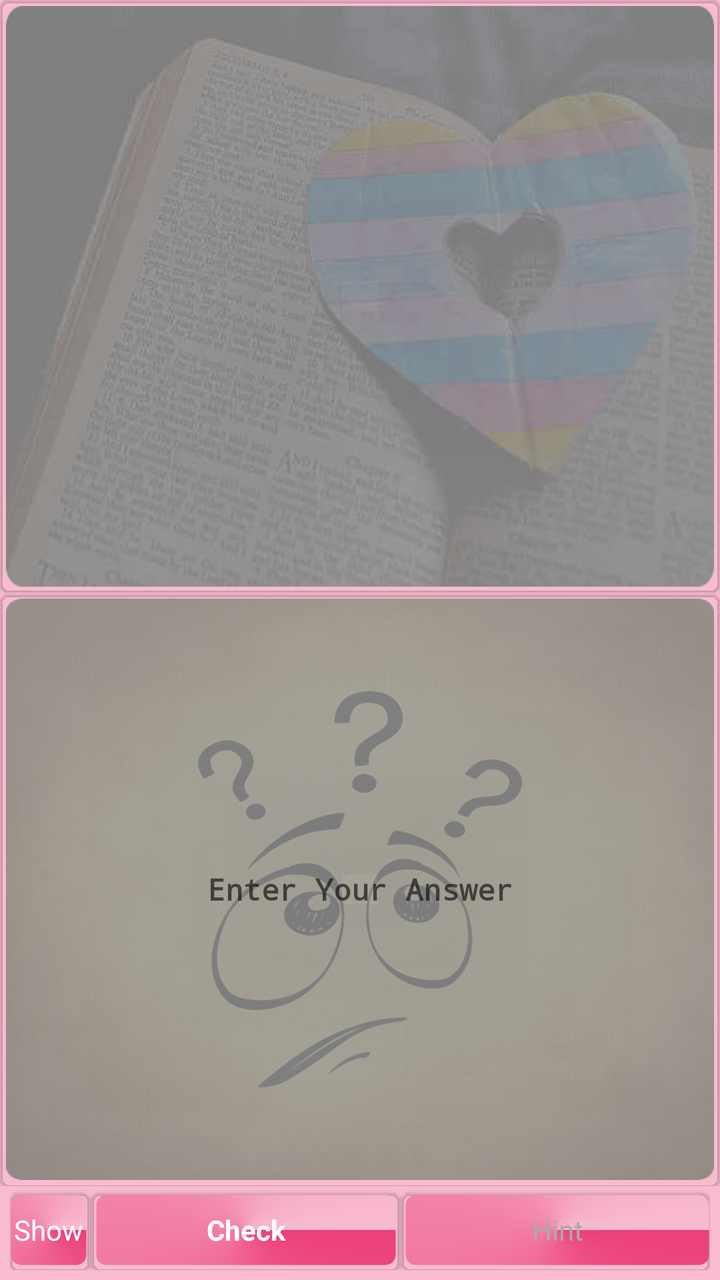
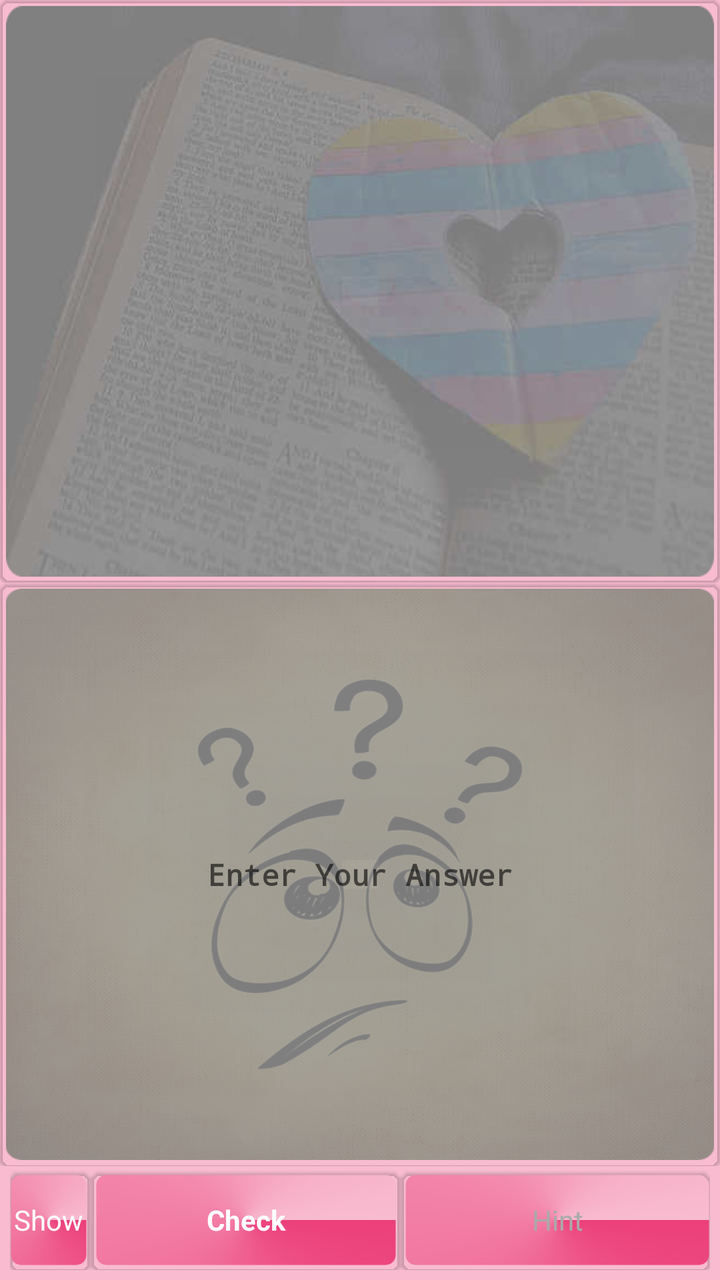

Before-and-after screenshots of an Android layout around one commit, followed by the original layout XML and the change that was made.
<!-- AndroidManifest.xml: application theme MyMaterialTheme -->
<!-- res/layout/content_test.xml -->
<?xml version="1.0" encoding="utf-8"?>
<RelativeLayout
    xmlns:android="http://schemas.android.com/apk/res/android"
    xmlns:android.support.v7.cardview="http://schemas.android.com/apk/res-auto"
    xmlns:tools="http://schemas.android.com/tools"
    xmlns:app="http://schemas.android.com/apk/res-auto"
    android:layout_width="match_parent"
    android:layout_height="match_parent"
    app:layout_behavior="@string/appbar_scrolling_view_behavior"
    tools:context="com.ahmedsameha1.studyvocabulary.TestActivity"
    tools:showIn="@layout/app_bar_test">

    <LinearLayout
        android:id="@+id/container"
        android:layout_width="match_parent"
        android:layout_height="match_parent"
        android:orientation="vertical"
        android:weightSum="2">

        <LinearLayout
            android:id="@+id/question_linearlayout"
            android:layout_width="match_parent"
            android:layout_height="0dp"
            android:layout_margin="0dp"
            android:layout_weight="1"
            android:background="@drawable/show_question_background"
            android:padding="0dp">

            <android.support.v7.widget.CardView
                android:layout_width="match_parent"
                android:layout_height="match_parent"
                android.support.v7.cardview:cardBackgroundColor="@android:color/transparent"
                android.support.v7.cardview:cardCornerRadius="5dp"
                android.support.v7.cardview:cardElevation="1dp">

                <TextView
                    android:id="@+id/display_question"
                    android:layout_width="match_parent"
                    android:layout_height="match_parent"
                    android:background="@drawable/text_bordered_transperant"
                    android:gravity="center"
                    android:minLines="1"
                    android:padding="5dp"
                    android:scrollbarAlwaysDrawVerticalTrack="true"
                    android:scrollbars="vertical"
                    android:textColor="#FFFFFF"

                    android:textSize="15sp"
                    android:textStyle="bold"
                    android:typeface="monospace" />
            </android.support.v7.widget.CardView>
        </LinearLayout>

        <LinearLayout
            android:id="@+id/result"
            android:layout_width="match_parent"
            android:layout_height="0dp"
            android:layout_margin="0dp"
            android:layout_weight="1"
            android:background="@drawable/enter_answer_background"
            android:padding="0dp">

            <android.support.v7.widget.CardView
                android:layout_width="match_parent"
                android:layout_height="match_parent"
                android.support.v7.cardview:cardBackgroundColor="@android:color/transparent"
                android.support.v7.cardview:cardCornerRadius="5dp"
                android.support.v7.cardview:cardElevation="1dp">

                <EditText
                    android:id="@+id/enter_answer"
                    android:layout_width="match_parent"
                    android:layout_height="match_parent"
                    android:layout_gravity="center"
                    android:background="@drawable/text_bordered_transperant"
                    android:enabled="true"
                    android:gravity="center"
                    android:hint="@string/enter_your_answer"
                    android:imeOptions="flagNoExtractUi"
                    android:inputType="textNoSuggestions|textMultiLine"
                    android:minLines="1"
                    android:padding="5dp"
                    android:scrollbarAlwaysDrawVerticalTrack="true"
                    android:textColor="#FFFFFF"

                    android:textSize="15sp"
                    android:textStyle="bold"
                    android:typeface="monospace" />
            </android.support.v7.widget.CardView>
        </LinearLayout>

        <LinearLayout
            android:layout_width="match_parent"
            android:layout_height="40dp"
            android:layout_marginBottom="5dp"
            android:layout_marginLeft="5dp"
            android:layout_marginRight="5dp"
            android:layout_marginTop="2dp">

            <android.support.v7.widget.CardView
                android:layout_width="wrap_content"
                android:layout_height="match_parent"
                android:layout_weight="0"
                android.support.v7.cardview:cardBackgroundColor="@android:color/transparent"
                android.support.v7.cardview:cardCornerRadius="5dp"
                android.support.v7.cardview:cardElevation="1dp">

                <TextView
                    android:id="@+id/show_actionbar"
                    android:layout_width="match_parent"
                    android:layout_height="match_parent"
                    android:layout_marginBottom="2dp"
                    android:layout_marginRight="2dp"
                    android:layout_marginTop="2dp"
                    android:layout_weight="1"
                    android:background="@drawable/text_bordered_colored"
                    android:gravity="center"
                    android:padding="2dp"
                    android:text="@string/show"
                    android:textColor="@android:color/white" />
            </android.support.v7.widget.CardView>

            <android.support.v7.widget.CardView
                android:layout_width="0dp"
                android:layout_height="match_parent"
                android:layout_weight="1"
                android.support.v7.cardview:cardBackgroundColor="@android:color/transparent"
                android.support.v7.cardview:cardCornerRadius="5dp"
                android.support.v7.cardview:cardElevation="1dp">

                <TextView
                    android:id="@+id/check"
                    android:layout_width="match_parent"
                    android:layout_height="match_parent"
                    android:layout_margin="2dp"
                    android:layout_weight="1"
                    android:background="@drawable/text_bordered_colored"
                    android:enabled="true"
                    android:gravity="center"
                    android:padding="2dp"
                    android:text="@string/check"
                    android:textColor="@android:color/white"
                    android:textStyle="bold" />
            </android.support.v7.widget.CardView>

            <android.support.v7.widget.CardView
                android:layout_width="0dp"
                android:layout_height="match_parent"
                android:layout_weight="1"
                android.support.v7.cardview:cardBackgroundColor="@android:color/transparent"
                android.support.v7.cardview:cardCornerRadius="5dp"
                android.support.v7.cardview:cardElevation="1dp">

                <TextView
                    android:id="@+id/next_hint"
                    android:layout_width="match_parent"
                    android:layout_height="match_parent"
                    android:layout_marginBottom="2dp"
                    android:layout_marginLeft="2dp"
                    android:layout_marginTop="2dp"
                    android:layout_weight="1"
                    android:background="@drawable/text_bordered_colored"
                    android:enabled="false"
                    android:gravity="center"
                    android:padding="2dp"
                    android:text="@string/hint"
                    android:textColor="@drawable/textview_enabled_disabled_selector" />
            </android.support.v7.widget.CardView>
        </LinearLayout>

    </LinearLayout>

</RelativeLayout>
<!-- res/layout/app_bar_test.xml (included above) -->
<?xml version="1.0" encoding="utf-8"?>
<android.support.design.widget.CoordinatorLayout xmlns:android="http://schemas.android.com/apk/res/android"
    xmlns:app="http://schemas.android.com/apk/res-auto"
    xmlns:tools="http://schemas.android.com/tools"
    android:layout_width="match_parent"
    android:layout_height="match_parent"
    android:fitsSystemWindows="true">

    <android.support.design.widget.AppBarLayout
        android:layout_width="match_parent"
        android:layout_height="wrap_content"
        android:theme="@style/AppTheme.AppBarOverlay">
        <android.support.v7.widget.Toolbar xmlns:app="http://schemas.android.com/apk/res-auto"
            android:id="@+id/toolbar"
            android:layout_width="fill_parent"
            android:layout_height="?attr/actionBarSize"
            android:background="?attr/colorPrimary"
            android:minHeight="?attr/actionBarSize">

            <LinearLayout
                android:layout_width="match_parent"
                android:layout_height="wrap_content"
                android:weightSum="4">

                <LinearLayout
                    android:layout_width="0dp"
                    android:layout_height="wrap_content"
                    android:layout_weight="3">


                    <TextView
                        android:id="@+id/number_of_questions"
                        android:layout_width="0dp"
                        android:layout_height="wrap_content"
                        android:layout_gravity="center"
                        android:layout_weight="1"
                        android:gravity="center"
                        android:textColor="#ffffff"
                        android:textStyle="bold"/>

                    <TextView
                        android:id="@+id/remaining_question_counter"
                        android:layout_width="0dp"
                        android:layout_height="wrap_content"
                        android:layout_gravity="center"
                        android:layout_weight="1"
                        android:gravity="center"
                        android:textColor="#ffffff"
                        android:textStyle="bold"/>

                    <TextView
                        android:id="@+id/trys"
                        android:layout_width="0dp"
                        android:layout_height="wrap_content"
                        android:layout_gravity="center"
                        android:layout_weight="1"
                        android:gravity="center"
                        android:textColor="#ffffff"
                        android:textStyle="bold"/>

                </LinearLayout>

                <LinearLayout
                    android:layout_width="0dp"
                    android:layout_height="wrap_content"
                    android:layout_weight="1"></LinearLayout>
            </LinearLayout>

        </android.support.v7.widget.Toolbar>
        <View android:layout_width="match_parent"
            android:layout_height="4dp"
            android:background="@drawable/toolbar_drop_shadow"/>
    </android.support.design.widget.AppBarLayout>

    <include layout="@layout/content_test" />

</android.support.design.widget.CoordinatorLayout>
<!-- resources referenced by this layout -->
<resources>
  <!-- drawable enter_answer_background (drawable) -->
  <?xml version="1.0" encoding="utf-8"?>
  <inset xmlns:android="http://schemas.android.com/apk/res/android"
      android:drawable="@drawable/smiley_question_marks_rounded_corners_15_radius"
      android:insetTop="3dp"
      android:insetBottom="3dp"
      android:insetRight="3dp"
      android:insetLeft="3dp"/>
  <!-- drawable show_question_background (drawable) -->
  <?xml version="1.0" encoding="utf-8"?>
  <inset xmlns:android="http://schemas.android.com/apk/res/android"
      android:drawable="@drawable/book_heart_rounded_corners_15_radius"
      android:insetTop="3dp"
      android:insetBottom="3dp"
      android:insetRight="3dp"
      android:insetLeft="3dp"/>
  <!-- drawable text_bordered_colored (drawable) -->
  <shape xmlns:android="http://schemas.android.com/apk/res/android"
  android:thickness="0dp"
  android:shape="rectangle">
  <stroke android:width="1dp"
      android:color="@android:color/transparent"/>
  <corners android:radius="5dp" />
  <gradient
      android:startColor="@color/colorPrimary"
      android:endColor="@color/windowBackground"
      android:type="sweep"
      android:angle="270"/>
  </shape>
  <!-- drawable text_bordered_transperant (drawable) -->
  <shape xmlns:android="http://schemas.android.com/apk/res/android"
      android:thickness="0dp"
      android:shape="rectangle">
      <stroke android:width="1dp"
          android:color="@android:color/transparent"/>
      <corners android:radius="5dp" />
      <gradient
          android:startColor="@android:color/transparent"
          android:endColor="@android:color/transparent"
          android:type="linear"
          android:angle="270"/>
  </shape>
  <!-- drawable textview_enabled_disabled_selector (drawable) -->
  <?xml version="1.0" encoding="utf-8"?>
  <selector xmlns:android="http://schemas.android.com/apk/res/android">
      <item android:state_enabled="false" android:color="@android:color/darker_gray" />
      <item android:state_enabled="true" android:color="@android:color/white"/>
  </selector>
  <!-- drawable toolbar_drop_shadow (drawable) -->
  <?xml version="1.0" encoding="utf-8"?>
  <shape xmlns:android="http://schemas.android.com/apk/res/android"
      android:shape="rectangle" >
  
      <gradient
          android:angle="90"
          android:endColor="#757575"
          android:startColor="#bdbdbd" />
  
  </shape>
  <string name="appbar_scrolling_view_behavior" translatable="false">android.support.design.widget.AppBarLayout$ScrollingViewBehavior</string>
  <string name="check">Check</string>
  <string name="enter_your_answer">Enter Your Answer</string>
  <string name="hint">Hint</string>
  <string name="show">Show</string>
  <style name="AppTheme.AppBarOverlay" parent="ThemeOverlay.AppCompat.Dark.ActionBar" />
  <style name="MyMaterialTheme" parent="MyMaterialTheme.Base">
  
      </style>
  <!-- drawable smiley_question_marks_rounded_corners_15_radius: png bitmap (drawable, 445789 bytes) -->
  <!-- drawable book_heart_rounded_corners_15_radius: png bitmap (drawable, 118245 bytes) -->
  <color name="colorPrimary">#EC407A</color>
  <color name="windowBackground">#F8BBD0</color>
  <style name="MyMaterialTheme.Base" parent="Theme.AppCompat.Light.DarkActionBar">
          <item name="windowNoTitle">true</item>
          <item name="windowActionBar">false</item>
          <item name="colorPrimary">@color/colorPrimary</item>
          <item name="colorPrimaryDark">@color/colorPrimaryDark</item>
          <item name="colorAccent">@color/colorAccent</item>
          <item name="android:windowBackground">@color/windowBackground</item>
      </style>
  <color name="colorPrimaryDark">#AD1457</color>
  <color name="colorAccent">#EA80FC</color>
</resources>

<!-- the commit's change to res/layout/content_test.xml (unified diff, before → after) -->
@@ -91,7 +91,7 @@
 
         <LinearLayout
             android:layout_width="match_parent"
-            android:layout_height="40dp"
+            android:layout_height="50dp"
             android:layout_marginBottom="5dp"
             android:layout_marginLeft="5dp"
             android:layout_marginRight="5dp"
